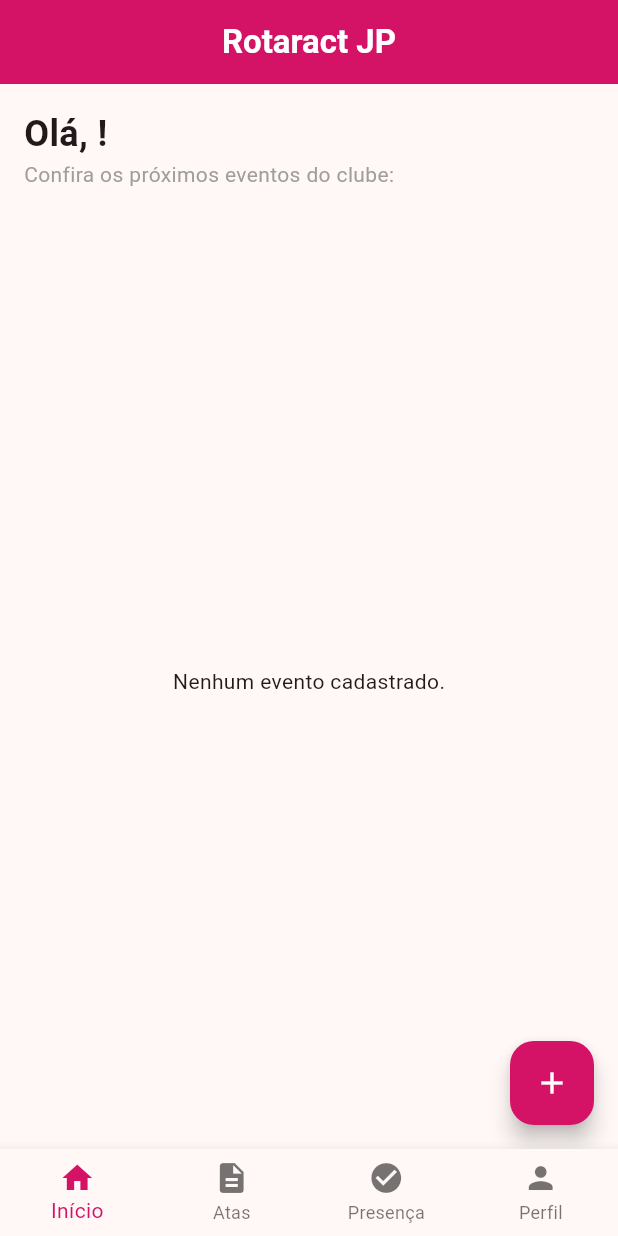
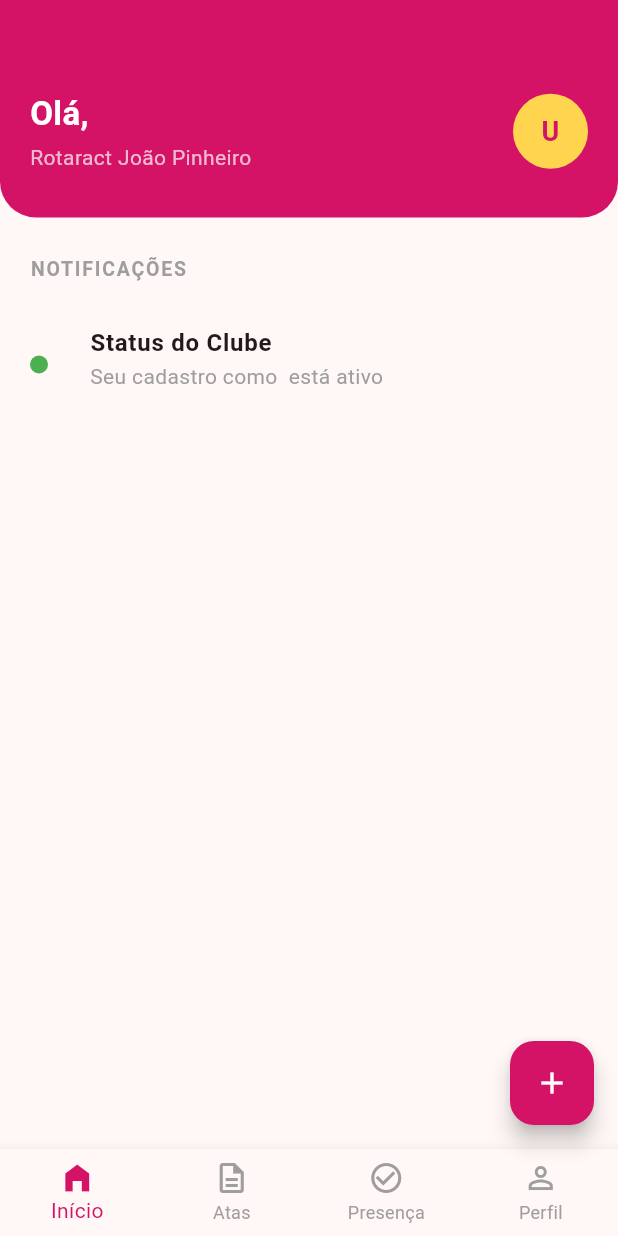
Before and after one commit to ThurPjh/Rotaractjp, a Flutter app: the screen it shows once a user with an empty profile is signed in, on a phone screen of 412 x 824 dp. Run offline on Flutter 3.47's test engine with Material 3 defaults, Android fonts, the phone set to English and light mode, and no system bars; our stand-ins replace cloud_firestore, firebase_auth, firebase_core; accounts and stored records are empty.

Commit message:
menos bugs

```diff
--- a/lib/main.dart
+++ b/lib/main.dart
@@ -7,11 +7,12 @@
 import 'package:rotaract_app/models/usuario_model.dart';
 import 'package:rotaract_app/services/user_service.dart';
 
-// Importação
+// Importação das Screens
 import 'package:rotaract_app/screens/home_screen.dart';
 import 'package:rotaract_app/screens/atas_screen.dart';
 import 'package:rotaract_app/screens/login_screen.dart';
 import 'package:rotaract_app/screens/perfil_screen.dart';
+import 'package:rotaract_app/screens/form_evento_screen.dart';
 
 void main() async {
   WidgetsFlutterBinding.ensureInitialized();
@@ -24,6 +25,7 @@
 
   @override
   Widget build(BuildContext context) {
+    // Cor rosa oficial do Rotaract
     const Color rosaOficial = Color.fromRGBO(212, 19, 103, 1);
 
     return MaterialApp(
@@ -45,6 +47,7 @@
             );
           }
 
+          // Se estiver logado, busca os dados do usuário no Firestore
           if (snapshot.hasData && snapshot.data != null) {
             return FutureBuilder<UsuarioModel?>(
               future: UserService().getPerfil(snapshot.data!.uid),
@@ -63,6 +66,7 @@
               },
             );
           }
+          // Se não estiver logado, vai para o Login
           return const LoginScreen();
         },
       ),
@@ -83,16 +87,16 @@
 
   @override
   Widget build(BuildContext context) {
-    // Lista de telas principais
+    // Lista de telas principais das abas
     final List<Widget> _screens = [
-      HomeScreen(usuario: widget.usuario),
+      HomeScreen(usuario: widget.usuario), // Nova Home com Notificações
       const AtasScreen(),
       // Aba de Presença instrucional
       const Center(
         child: Padding(
           padding: EdgeInsets.all(20.0),
           child: Text(
-            'Para realizar uma chamada, selecione um evento na aba Início.',
+            'Para realizar uma chamada, selecione um evento na aba Atas.',
             textAlign: TextAlign.center,
             style: TextStyle(fontSize: 16, color: Colors.grey),
           ),
@@ -102,20 +106,49 @@
     ];
 
     return Scaffold(
-      body: IndexedStack(index: _selectedIndex, children: _screens),
+      // Removi a AppBar daqui para a HomeScreen usar o cabeçalho customizado da foto
+      body: IndexedStack(
+        index: _selectedIndex,
+        children: _screens
+      ),
+
+      // Botão flutuante para adicionar eventos (aparece apenas na aba Início)
+      floatingActionButton: _selectedIndex == 0
+          ? FloatingActionButton(
+              onPressed: () {
+                Navigator.push(
+                  context,
+                  MaterialPageRoute(builder: (context) => const FormEventoScreen()),
+                );
+              },
+              backgroundColor: Theme.of(context).primaryColor,
+              child: const Icon(Icons.add, color: Colors.white),
+            )
+          : null,
+
       bottomNavigationBar: BottomNavigationBar(
         currentIndex: _selectedIndex,
         onTap: (index) => setState(() => _selectedIndex = index),
         type: BottomNavigationBarType.fixed,
         selectedItemColor: Theme.of(context).primaryColor,
+        unselectedItemColor: Colors.grey,
         items: const [
-          BottomNavigationBarItem(icon: Icon(Icons.home), label: 'Início'),
-          BottomNavigationBarItem(icon: Icon(Icons.description), label: 'Atas'),
           BottomNavigationBarItem(
-            icon: Icon(Icons.check_circle),
-            label: 'Presença',
+            icon: Icon(Icons.home_filled),
+            label: 'Início'
           ),
-          BottomNavigationBarItem(icon: Icon(Icons.person), label: 'Perfil'),
+          BottomNavigationBarItem(
+            icon: Icon(Icons.description_outlined),
+            label: 'Atas'
+          ),
+          BottomNavigationBarItem(
+            icon: Icon(Icons.check_circle_outline),
+            label: 'Presença'
+          ),
+          BottomNavigationBarItem(
+            icon: Icon(Icons.person_outline),
+            label: 'Perfil'
+          ),
         ],
       ),
     );
--- a/lib/screens/atas_screen.dart
+++ b/lib/screens/atas_screen.dart
@@ -8,44 +8,92 @@
 
   @override
   Widget build(BuildContext context) {
+    // Pegando a cor principal
     final Color rosaVibrante = Theme.of(context).primaryColor;
 
     return StreamBuilder<List<AtaModel>>(
       stream: DatabaseService().atas,
       builder: (context, snapshot) {
-        if (!snapshot.hasData) return const Center(child: CircularProgressIndicator());
+        // Carregamento
+        if (snapshot.connectionState == ConnectionState.waiting) {
+          return const Center(child: CircularProgressIndicator());
+        }
+
+        // Sem dados
+        if (!snapshot.hasData || snapshot.data!.isEmpty) {
+          return const Center(child: Text("Nenhuma ata registrada ainda."));
+        }
 
         final listaAtas = snapshot.data!;
-        int totalAtas = listaAtas.length;
-        int totalPresencasGeral = listaAtas.fold(0, (sum, item) => sum + item.quantidadePresentes);
 
         return Column(
           children: [
+            // Cabeçalho Limpo (Sem o SUM)
             Container(
               width: double.infinity,
-              padding: const EdgeInsets.fromLTRB(25, 60, 25, 30),
+              padding: const EdgeInsets.fromLTRB(25, 50, 25, 30),
               decoration: BoxDecoration(
                 color: rosaVibrante,
                 borderRadius: const BorderRadius.vertical(bottom: Radius.circular(35)),
               ),
-              child: const Text("Atas das Reuniões",
-                style: TextStyle(fontSize: 24, fontWeight: FontWeight.bold, color: Colors.white)),
-            ),
-            Padding(
-              padding: const EdgeInsets.all(20),
-              child: Row(
+              child: Column(
                 children: [
-                  _card("Atas", "$totalAtas", Colors.blue),
-                  const SizedBox(width: 12),
-                  _card("Total Presenças", "$totalPresencasGeral", Colors.green),
+                  const Text(
+                    "Atas das Reuniões",
+                    style: TextStyle(fontSize: 24, fontWeight: FontWeight.bold, color: Colors.white)
+                  ),
+                  const SizedBox(height: 8),
+                  Text(
+                    "${listaAtas.length} reuniões registradas",
+                    style: const TextStyle(fontSize: 16, color: Colors.white70),
+                  ),
                 ],
               ),
             ),
+
+            const SizedBox(height: 10),
+
+            // Lista mostrando QUANTAS PESSOAS FORAM EM CADA REUNIÃO
             Expanded(
               child: ListView.builder(
-                padding: const EdgeInsets.symmetric(horizontal: 20),
+                padding: const EdgeInsets.symmetric(horizontal: 16, vertical: 10),
                 itemCount: listaAtas.length,
-                itemBuilder: (context, index) => _item(context, rosaVibrante, listaAtas[index]),
+                itemBuilder: (context, index) {
+                  final ata = listaAtas[index];
+
+                  return Card(
+                    elevation: 2,
+                    margin: const EdgeInsets.only(bottom: 12),
+                    shape: RoundedRectangleBorder(borderRadius: BorderRadius.circular(12)),
+                    child: ListTile(
+                      contentPadding: const EdgeInsets.all(16),
+                      leading: CircleAvatar(
+                        backgroundColor: rosaVibrante.withOpacity(0.1),
+                        child: Icon(Icons.assignment_turned_in, color: rosaVibrante),
+                      ),
+                      title: Text(
+                        ata.titulo,
+                        style: const TextStyle(fontWeight: FontWeight.bold, fontSize: 16)
+                      ),
+                      subtitle: Padding(
+                        padding: const EdgeInsets.only(top: 8.0),
+                        child: Text(
+                          // AQUI ESTÁ O DESTAQUE DA PRESENÇA INDIVIDUAL
+                          "${ata.data}  •  ${ata.quantidadePresentes} pessoas presentes",
+                          style: TextStyle(color: Colors.grey[700], fontSize: 14),
+                        ),
+                      ),
+                      trailing: const Icon(Icons.chevron_right),
+                      onTap: () {
+                        // Ao clicar, vai para a tela ler_ata_screen ver a lista de nomes!
+                        Navigator.push(
+                          context,
+                          MaterialPageRoute(builder: (_) => LerAtaScreen(ata: ata))
+                        );
+                      },
+                    ),
+                  );
+                },
               ),
             ),
           ],
@@ -53,24 +101,4 @@
       },
     );
   }
-
-  Widget _card(String t, String v, Color c) => Expanded(
-    child: Container(
-      padding: const EdgeInsets.all(15),
-      decoration: BoxDecoration(color: c.withOpacity(0.1), borderRadius: BorderRadius.circular(20)),
-      child: Column(children: [
-        Text(v, style: TextStyle(fontSize: 22, fontWeight: FontWeight.bold, color: c)),
-        Text(t, style: const TextStyle(fontSize: 12)),
-      ]),
-    ),
-  );
-
-  Widget _item(BuildContext context, Color c, AtaModel a) => Card(
-    child: ListTile(
-      title: Text(a.titulo, style: const TextStyle(fontWeight: FontWeight.bold)),
-      subtitle: Text("${a.data} • ${a.quantidadePresentes} presentes"),
-      trailing: const Icon(Icons.chevron_right),
-      onTap: () => Navigator.push(context, MaterialPageRoute(builder: (_) => LerAtaScreen(ata: a))),
-    ),
-  );
 }
--- a/lib/screens/home_screen.dart
+++ b/lib/screens/home_screen.dart
@@ -1,9 +1,8 @@
 import 'package:flutter/material.dart';
 import '../models/usuario_model.dart';
+import '../models/ata_model.dart';
 import '../models/evento_model.dart';
 import '../services/database.dart';
-import 'form_evento_screen.dart';
-import 'presenca_screen.dart';
 
 class HomeScreen extends StatelessWidget {
   final UsuarioModel usuario;
@@ -12,129 +11,138 @@
 
   @override
   Widget build(BuildContext context) {
-    // Cor oficial que você definiu no main.dart
-    const Color rosaOficial = Color.fromRGBO(212, 19, 103, 1);
+    // Lógica para as iniciais (mesma de antes)
+    String iniciais = usuario.nome.isNotEmpty ? usuario.nome[0].toUpperCase() : "U";
+    final Color corPrimaria = Theme.of(context).primaryColor;
 
-    return Scaffold(
-      appBar: AppBar(
-        title: const Text(
-          'Rotaract JP',
-          style: TextStyle(color: Colors.white, fontWeight: FontWeight.bold),
-        ),
-        backgroundColor: rosaOficial,
-        centerTitle: true,
-        actions: [
-          // Ícone que muda baseado no cargo
-          Padding(
-            padding: const EdgeInsets.only(right: 16.0),
-            child: Center(
-              child: Text(
-                usuario.cargo.toUpperCase(),
-                style: const TextStyle(color: Colors.white, fontSize: 12),
+    return Column(
+      crossAxisAlignment: CrossAxisAlignment.start,
+      children: [
+        // CABEÇALHO (Dinâmico com dados do usuário)
+        Container(
+          width: double.infinity,
+          padding: const EdgeInsets.fromLTRB(20, 60, 20, 30),
+          decoration: BoxDecoration(
+            color: corPrimaria,
+            borderRadius: const BorderRadius.only(
+              bottomLeft: Radius.circular(24),
+              bottomRight: Radius.circular(24),
             ),
           ),
+          child: Row(
+            mainAxisAlignment: MainAxisAlignment.spaceBetween,
+            children: [
+              Column(
+                crossAxisAlignment: CrossAxisAlignment.start,
+                children: [
+                  Text(
+                    'Olá, ${usuario.nome}',
+                    style: const TextStyle(fontSize: 22, fontWeight: FontWeight.bold, color: Colors.white),
+                  ),
+                  const SizedBox(height: 4),
+                  const Text(
+                    'Rotaract João Pinheiro',
+                    style: TextStyle(fontSize: 14, color: Colors.white70),
                   ),
                 ],
               ),
-      body: Column(
-        crossAxisAlignment: CrossAxisAlignment.start,
-        children: [
-          // Cabeçalho de Boas-vindas
-          Padding(
-            padding: const EdgeInsets.all(16.0),
-            child: Column(
-              crossAxisAlignment: CrossAxisAlignment.start,
-              children: [
-                Text(
-                  'Olá, ${usuario.nome}!',
-                  style: const TextStyle(
-                    fontSize: 24,
-                    fontWeight: FontWeight.bold,
+              CircleAvatar(
+                radius: 25,
+                backgroundColor: Colors.amber[300],
+                child: Text(
+                  iniciais,
+                  style: TextStyle(color: corPrimaria, fontWeight: FontWeight.bold, fontSize: 18),
                 ),
-                ),
-                const Text(
-                  'Confira os próximos eventos do clube:',
-                  style: TextStyle(color: Colors.grey),
               ),
             ],
           ),
         ),
 
-          // Lista de Eventos em Tempo Real
+        const SizedBox(height: 25),
+        const Padding(
+          padding: EdgeInsets.symmetric(horizontal: 20),
+          child: Text(
+            'NOTIFICAÇÕES ',
+            style: TextStyle(fontSize: 13, fontWeight: FontWeight.bold, color: Colors.grey, letterSpacing: 1.2),
+          ),
+        ),
+
+        const SizedBox(height: 10),
+
+        // BUSCA DE DADOS REAIS DO FIREBASE
         Expanded(
-            child: StreamBuilder<List<Evento>>(
+          child: StreamBuilder<List<AtaModel>>(
+            stream: DatabaseService().atas,
+            builder: (context, ataSnapshot) {
+              return StreamBuilder<List<Evento>>(
                 stream: DatabaseService().eventos,
-              builder: (context, snapshot) {
-                if (snapshot.connectionState == ConnectionState.waiting) {
-                  return const Center(child: CircularProgressIndicator());
+                builder: (context, eventoSnapshot) {
+
+                  List<Widget> notificacoes = [];
+
+                  // 1. Notificação de Ata Real
+                  if (ataSnapshot.hasData && ataSnapshot.data!.isNotEmpty) {
+                    final ultimaAta = ataSnapshot.data!.first;
+                    notificacoes.add(_buildNotificacaoItem(
+                      corBolinha: Colors.blue,
+                      titulo: 'Ata publicada: ${ultimaAta.titulo}',
+                      subtitulo: 'Registrada em ${ultimaAta.data}',
+                    ));
                   }
 
-                if (snapshot.hasError) {
-                  return const Center(child: Text('Erro ao carregar dados.'));
+                  // 2. Notificação de Evento Real
+                  if (eventoSnapshot.hasData && eventoSnapshot.data!.isNotEmpty) {
+                    final proximoEvento = eventoSnapshot.data!.first;
+                    notificacoes.add(_buildNotificacaoItem(
+                      corBolinha: Colors.orange,
+                      titulo: 'Próximo Evento: ${proximoEvento.nome}',
+                      subtitulo: 'Data: ${proximoEvento.descricao}', // ou use o campo de data se tiver
+                    ));
                   }
 
-                if (!snapshot.hasData || snapshot.data!.isEmpty) {
-                  return const Center(child: Text('Nenhum evento cadastrado.'));
+                  // 3. Notificação fixa de sistema (opcional)
+                  notificacoes.add(_buildNotificacaoItem(
+                    corBolinha: Colors.green,
+                    titulo: 'Status do Clube',
+                    subtitulo: 'Seu cadastro como ${usuario.cargo} está ativo',
+                    mostrarLinha: false,
+                  ));
+
+                  if (notificacoes.isEmpty) {
+                    return const Center(child: Text("Sem notificações no momento."));
                   }
 
-                final listaEventos = snapshot.data!;
-
-                return ListView.builder(
-                  padding: const EdgeInsets.symmetric(horizontal: 16),
-                  itemCount: listaEventos.length,
-                  itemBuilder: (context, index) {
-                    final evento = listaEventos[index];
-                    return Card(
-                      elevation: 2,
-                      margin: const EdgeInsets.only(bottom: 12),
-                      shape: RoundedRectangleBorder(
-                        borderRadius: BorderRadius.circular(12),
-                      ),
-                      child: ListTile(
-                        contentPadding: const EdgeInsets.all(16),
-                        leading: CircleAvatar(
-                          backgroundColor: rosaOficial.withOpacity(0.1),
-                          child: const Icon(Icons.event, color: rosaOficial),
-                        ),
-                        title: Text(
-                          evento.nome,
-                          style: const TextStyle(fontWeight: FontWeight.bold),
-                        ),
-                        subtitle: Padding(
-                          padding: const EdgeInsets.only(top: 8.0),
-                          child: Text(evento.descricao),
-                        ),
-                        trailing: const Icon(Icons.chevron_right),
-                        onTap: () {
-                          Navigator.push(
-                            context,
-                            MaterialPageRoute(
-                              builder: (context) =>
-                                  PresencaScreen(evento: evento),
-                            ),
-                          );
-                        },
-                      ),
-                    );
+                  return ListView(children: notificacoes);
                 },
               );
             },
           ),
         ),
       ],
+    );
+  }
+
+  Widget _buildNotificacaoItem({
+    required Color corBolinha,
+    required String titulo,
+    required String subtitulo,
+    bool mostrarLinha = true,
+  }) {
+    return Column(
+      children: [
+        ListTile(
+          contentPadding: const EdgeInsets.symmetric(horizontal: 20, vertical: 4),
+          leading: Container(
+            width: 12, height: 12,
+            margin: const EdgeInsets.only(top: 8),
+            decoration: BoxDecoration(color: corBolinha, shape: BoxShape.circle),
           ),
-
-      // Botão Flutuante (Você pode esconder isso se o usuario.cargo != 'adm')
-      floatingActionButton: FloatingActionButton(
-        onPressed: () {
-          Navigator.push(
-            context,
-            MaterialPageRoute(builder: (context) => FormEventoScreen()),
-          );
-        },
-        backgroundColor: rosaOficial,
-        child: const Icon(Icons.add, color: Colors.white),
+          title: Text(titulo, style: const TextStyle(fontWeight: FontWeight.bold, fontSize: 16)),
+          subtitle: Text(subtitulo, style: const TextStyle(color: Colors.grey, fontSize: 14)),
         ),
+        if (mostrarLinha)
+          const Divider(color: Colors.black12, indent: 20, endIndent: 20, height: 1),
+      ],
     );
   }
 }
```
Lines whose indentation alone changed are shown as unchanged.
